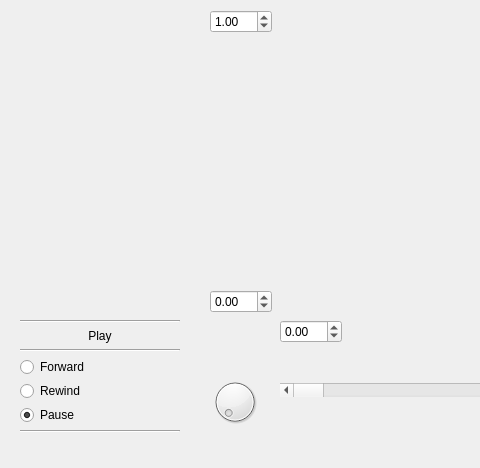
Qt form mpltest.ui (Louminator/grdviz) before a commit; both pictures show x 0 to 480 and y 0 to 468 of the 704 by 468 pixel window.
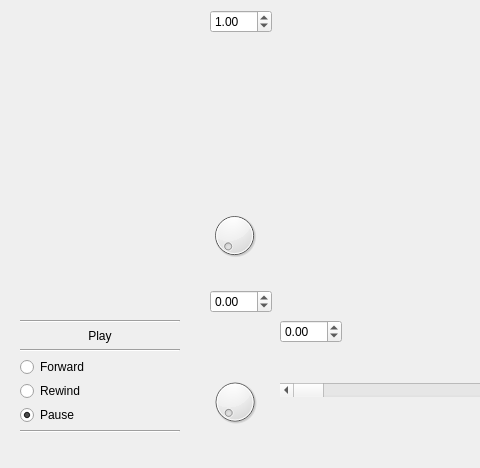
The same form after that commit. Custom widgets are drawn as their Qt base class.

Commit message: Messing with UI.

The edit to the form file:
```diff
--- a/mpltest.ui
+++ b/mpltest.ui
@@ -227,6 +227,16 @@
     <double>1.000000000000000</double>
    </property>
   </widget>
+  <widget class="QDial" name="yMinDial">
+   <property name="geometry">
+    <rect>
+     <x>209</x>
+     <y>210</y>
+     <width>51</width>
+     <height>51</height>
+    </rect>
+   </property>
+  </widget>
  </widget>
  <customwidgets>
   <customwidget>
```
The commit also changes 1 other file.
